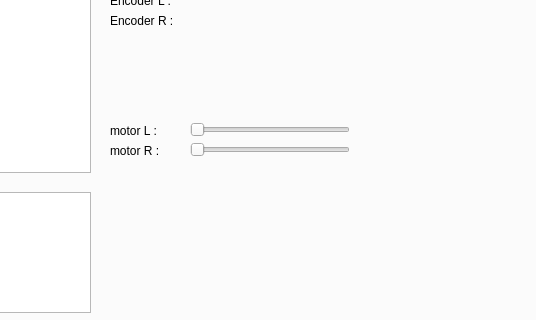
Old version of the form src/mainwindow.ui in the repository mjlee111/mini_robot_master; both pictures show x 272 to 808 and y 91 to 411 of the 808 by 658 pixel window.
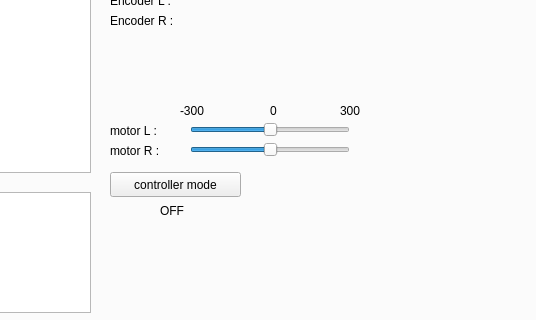
New version of the form.

Diff of the .ui file:
```diff
--- a/src/mainwindow.ui
+++ b/src/mainwindow.ui
@@ -199,6 +199,9 @@
         <height>16</height>
        </rect>
       </property>
+      <property name="minimum">
+       <number>-300</number>
+      </property>
       <property name="maximum">
        <number>300</number>
       </property>
@@ -215,6 +218,9 @@
         <height>16</height>
        </rect>
       </property>
+      <property name="minimum">
+       <number>-300</number>
+      </property>
       <property name="maximum">
        <number>300</number>
       </property>
@@ -235,6 +241,71 @@
        <string>motor R :</string>
       </property>
      </widget>
+     <widget class="QLabel" name="label_10">
+      <property name="geometry">
+       <rect>
+        <x>540</x>
+        <y>150</y>
+        <width>21</width>
+        <height>17</height>
+       </rect>
+      </property>
+      <property name="text">
+       <string>0</string>
+      </property>
+     </widget>
+     <widget class="QLabel" name="label_11">
+      <property name="geometry">
+       <rect>
+        <x>610</x>
+        <y>150</y>
+        <width>31</width>
+        <height>17</height>
+       </rect>
+      </property>
+      <property name="text">
+       <string>300</string>
+      </property>
+     </widget>
+     <widget class="QLabel" name="label_12">
+      <property name="geometry">
+       <rect>
+        <x>450</x>
+        <y>150</y>
+        <width>31</width>
+        <height>17</height>
+       </rect>
+      </property>
+      <property name="text">
+       <string>-300</string>
+      </property>
+     </widget>
+     <widget class="QPushButton" name="controller_mode">
+      <property name="geometry">
+       <rect>
+        <x>380</x>
+        <y>220</y>
+        <width>131</width>
+        <height>25</height>
+       </rect>
+      </property>
+      <property name="text">
+       <string>controller mode</string>
+      </property>
+     </widget>
+     <widget class="QLabel" name="controller_display">
+      <property name="geometry">
+       <rect>
+        <x>430</x>
+        <y>250</y>
+        <width>31</width>
+        <height>17</height>
+       </rect>
+      </property>
+      <property name="text">
+       <string>OFF</string>
+      </property>
+     </widget>
     </widget>
     <widget class="QWidget" name="slam">
      <attribute name="title">
```
